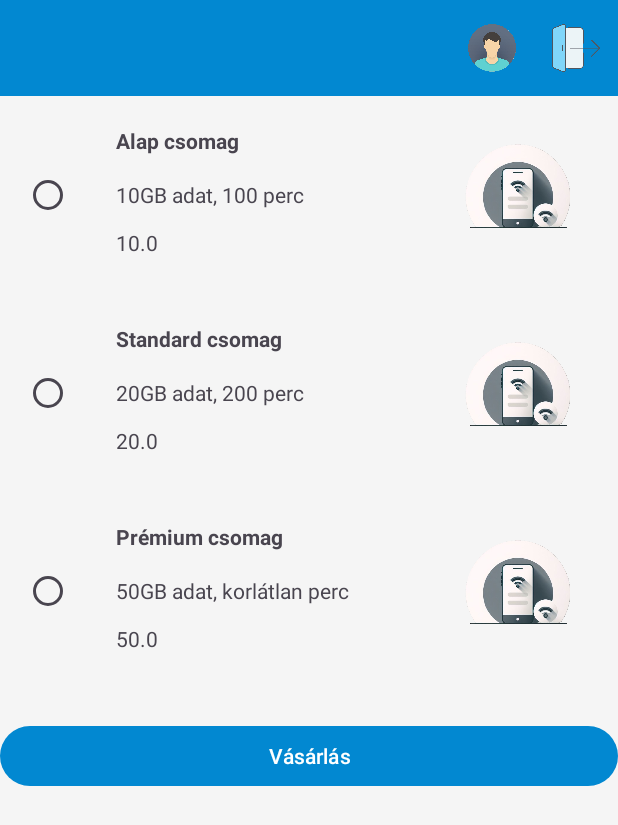
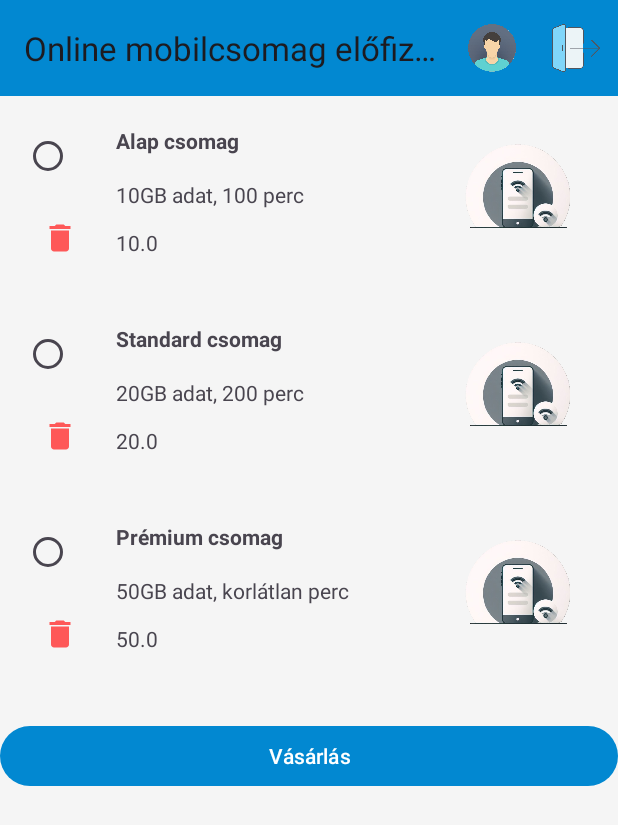
Before and after one commit to sanyopapa/Mobile_phone_subscription, an Android app: the Shopping screen opened directly, with no data from a screen before it, on a phone screen of 412 x 824 dp. Shown: the top 825 px of the screen. Run offline under Robolectric (Android 15) with nearby library versions, the phone set to English and light mode, and no system bars; our stand-ins replace Firebase (no records; nobody signed in at launch, a user with empty details on screens opened directly).

Commit message:
firestore shop items

```diff
--- a/app/src/main/AndroidManifest.xml
+++ b/app/src/main/AndroidManifest.xml
@@ -7,7 +7,7 @@
         android:dataExtractionRules="@xml/data_extraction_rules"
         android:fullBackupContent="@xml/backup_rules"
         android:icon="@drawable/logo"
-        android:label=""
+        android:label="Online mobilcsomag előfizetés"
         android:roundIcon="@drawable/logo"
         android:supportsRtl="true"
         android:theme="@style/Theme.Mobile_phone_subscription"
--- a/app/src/main/java/com/example/mobile_phone_subscription/Plan.java
+++ b/app/src/main/java/com/example/mobile_phone_subscription/Plan.java
@@ -1,16 +1,30 @@
 package com.example.mobile_phone_subscription;
 
     public class Plan {
+        private String id;
+
         private String name;
         private String details;
         private double price;
         private String imageUrl;
+
+        public Plan() {
+            // Default constructor required for Firestore
+        }
 
         public Plan(String name, String details, double price, String imageUrl) {
             this.name = name;
             this.details = details;
             this.price = price;
             this.imageUrl = imageUrl;
+        }
+
+        public String getId() {
+            return id;
+        }
+
+        public void setId(String id) {
+            this.id = id;
         }
 
         public String getName() {
@@ -25,5 +39,11 @@ public class Plan {
             return price;
         }
 
-    public String getImageUrl(){return imageUrl;}
+        public String getImageUrl() {
+            return imageUrl;
         }
+
+        public void setName(String name) {
+            this.name = name;
+        }
+    }
--- a/app/src/main/java/com/example/mobile_phone_subscription/Shopping.java
+++ b/app/src/main/java/com/example/mobile_phone_subscription/Shopping.java
@@ -22,6 +22,8 @@ import androidx.recyclerview.widget.RecyclerView;
 
 import com.google.firebase.auth.FirebaseAuth;
 import com.google.firebase.auth.FirebaseUser;
+import com.google.firebase.firestore.FirebaseFirestore;
+import com.google.firebase.firestore.QueryDocumentSnapshot;
 
 import java.util.ArrayList;
 import java.util.List;
@@ -33,6 +35,7 @@ public class Shopping extends AppCompatActivity {
     private Button buttonPurchase;
     private List<Plan> planList;
     private PlanAdapter planAdapter;
+    private FirebaseFirestore firestore;
 
     @Override
     protected void onCreate(Bundle savedInstanceState) {
@@ -45,6 +48,7 @@ public class Shopping extends AppCompatActivity {
 
             user = FirebaseAuth.getInstance().getCurrentUser();
             buttonPurchase = findViewById(R.id.buttonPurchase);
+            firestore = FirebaseFirestore.getInstance();
 
             if (user != null) {
                 Log.d(LOG_TAG, "Authenticated user: " + user.getEmail());
@@ -59,13 +63,11 @@ public class Shopping extends AppCompatActivity {
             recyclerViewPlans = findViewById(R.id.recyclerViewPlans);
 
             planList = new ArrayList<>();
-            planList.add(new Plan("Alap csomag", "10GB adat, 100 perc", 10.0, ""));
-            planList.add(new Plan("Standard csomag", "20GB adat, 200 perc", 20.0, ""));
-            planList.add(new Plan("Prémium csomag", "50GB adat, korlátlan perc", 50.0, ""));
-
             planAdapter = new PlanAdapter(planList, user.isAnonymous());
             recyclerViewPlans.setLayoutManager(new LinearLayoutManager(this));
             recyclerViewPlans.setAdapter(planAdapter);
+
+            loadPlansFromFirestore();
 
             buttonPurchase.setOnClickListener(new View.OnClickListener() {
                 @Override
@@ -134,4 +136,73 @@ public class Shopping extends AppCompatActivity {
         }
         return super.onOptionsItemSelected(item);
     }
+
+    private void loadPlansFromFirestore() {
+        firestore.collection("plans")
+                .get()
+                .addOnSuccessListener(queryDocumentSnapshots -> {
+                    planList.clear();
+
+                    if (queryDocumentSnapshots.isEmpty()) {
+                        Log.d(LOG_TAG, "Nincsenek termékek a Firestore-ban");
+                        addDefaultPlansToAdapter(); // Használjunk lokális termékeket, ha nincs Firestore adat
+                    } else {
+                        // Betöltjük a termékeket a Firestore-ból
+                        for (QueryDocumentSnapshot document : queryDocumentSnapshots) {
+                            Plan plan = document.toObject(Plan.class);
+                            // Biztosítjuk, hogy az ID be van állítva
+                            plan.setId(document.getId());
+                            Log.d(LOG_TAG, "Plan betöltve ID-val: " + plan.getId());
+                            planList.add(plan);
+                        }
+                        planAdapter.notifyDataSetChanged();
+                    }
+                })
+                .addOnFailureListener(e -> {
+                    Log.e(LOG_TAG, "Error loading plans", e);
+                    Toast.makeText(Shopping.this, "Hiba történt a termékek betöltésekor: "
+                            + e.getMessage(), Toast.LENGTH_SHORT).show();
+                    // Jogosultsági hibák esetén használjuk a lokális adatokat
+                    addDefaultPlansToAdapter();
+                });
+    }
+    private void addDefaultPlansToFirestore() {
+        List<Plan> defaultPlans = getDefaultPlans();
+
+        for (Plan plan : defaultPlans) {
+            firestore.collection("plans")
+                    .add(plan)
+                    .addOnSuccessListener(documentReference -> {
+                        plan.setId(documentReference.getId());
+                        documentReference.update("id", plan.getId());
+                        planList.add(plan);
+                        planAdapter.notifyDataSetChanged();
+                    })
+                    .addOnFailureListener(e -> {
+                        Log.e(LOG_TAG, "Error adding default plan", e);
+                    });
+        }
+    }
+    // Alapértelmezett termékek hozzáadása az adapterhez (Firestore hiba esetén)
+    private void addDefaultPlansToAdapter() {
+        planList.clear();
+        List<Plan> defaultPlans = getDefaultPlans();
+        // Adjunk hozzá egyedi azonosítókat a lokális adatokhoz
+        for (int i = 0; i < defaultPlans.size(); i++) {
+            Plan plan = defaultPlans.get(i);
+            plan.setId("local_" + i);
+            planList.add(plan);
+        }
+        planAdapter.notifyDataSetChanged();
+    }
+
+    // Alapértelmezett termékek létrehozása
+    private List<Plan> getDefaultPlans() {
+        List<Plan> defaultPlans = new ArrayList<>();
+        defaultPlans.add(new Plan("Alap csomag", "10GB adat, 100 perc", 10.0, ""));
+        defaultPlans.add(new Plan("Standard csomag", "20GB adat, 200 perc", 20.0, ""));
+        defaultPlans.add(new Plan("Prémium csomag", "50GB adat, korlátlan perc", 50.0, ""));
+        return defaultPlans;
+    }
+
 }
--- /dev/null
+++ b/app/src/main/res/drawable/ic_delete.xml
@@ -0,0 +1,5 @@
+<vector xmlns:android="http://schemas.android.com/apk/res/android" android:alpha="0.89" android:height="24dp" android:tint="#666666" android:viewportHeight="24" android:viewportWidth="24" android:width="24dp">
+
+    <path android:fillColor="@android:color/white" android:pathData="M6,19c0,1.1 0.9,2 2,2h8c1.1,0 2,-0.9 2,-2V7H6v12zM19,4h-3.5l-1,-1h-5l-1,1H5v2h14V4z"/>
+
+</vector>
--- a/app/src/main/res/layout/item_plan.xml
+++ b/app/src/main/res/layout/item_plan.xml
@@ -11,9 +11,10 @@
         android:id="@+id/radioButton"
         android:layout_width="wrap_content"
         android:layout_height="wrap_content"
+        app:layout_constraintBottom_toBottomOf="parent"
         app:layout_constraintStart_toStartOf="parent"
         app:layout_constraintTop_toTopOf="parent"
-        app:layout_constraintBottom_toBottomOf="parent" />
+        app:layout_constraintVertical_bias="0.0" />
 
     <TextView
         android:id="@+id/textViewName"
@@ -49,6 +50,21 @@
         app:layout_constraintStart_toEndOf="@id/radioButton"
         app:layout_constraintTop_toBottomOf="@id/textViewDetails" />
 
+    <ImageButton
+        android:id="@+id/buttonDelete"
+        android:layout_width="47dp"
+        android:layout_height="43dp"
+        android:background="?attr/selectableItemBackgroundBorderless"
+        android:contentDescription="Törlés"
+        android:src="@drawable/ic_delete"
+        app:layout_constraintBottom_toBottomOf="parent"
+        app:layout_constraintEnd_toStartOf="@+id/textViewPrice"
+        app:layout_constraintHorizontal_bias="0.0"
+        app:layout_constraintStart_toStartOf="@id/radioButton"
+        app:layout_constraintTop_toBottomOf="@+id/radioButton"
+        app:layout_constraintVertical_bias="1.0"
+        app:tint="@android:color/holo_red_light" />
+
     <ImageView
         android:id="@+id/imageView"
         android:layout_width="100dp"
@@ -60,6 +76,6 @@
         app:layout_constraintHorizontal_bias="1.0"
         app:layout_constraintStart_toStartOf="parent"
         app:layout_constraintTop_toTopOf="parent"
-        app:layout_constraintVertical_bias="1.0" />
+        app:layout_constraintVertical_bias="0.0" />
 
 </androidx.constraintlayout.widget.ConstraintLayout>
```
Also changed, not shown: app/src/main/java/com/example/mobile_phone_subscription/PlanAdapter.java (+61 -4 lines). Lines whose indentation alone changed are shown as unchanged.
